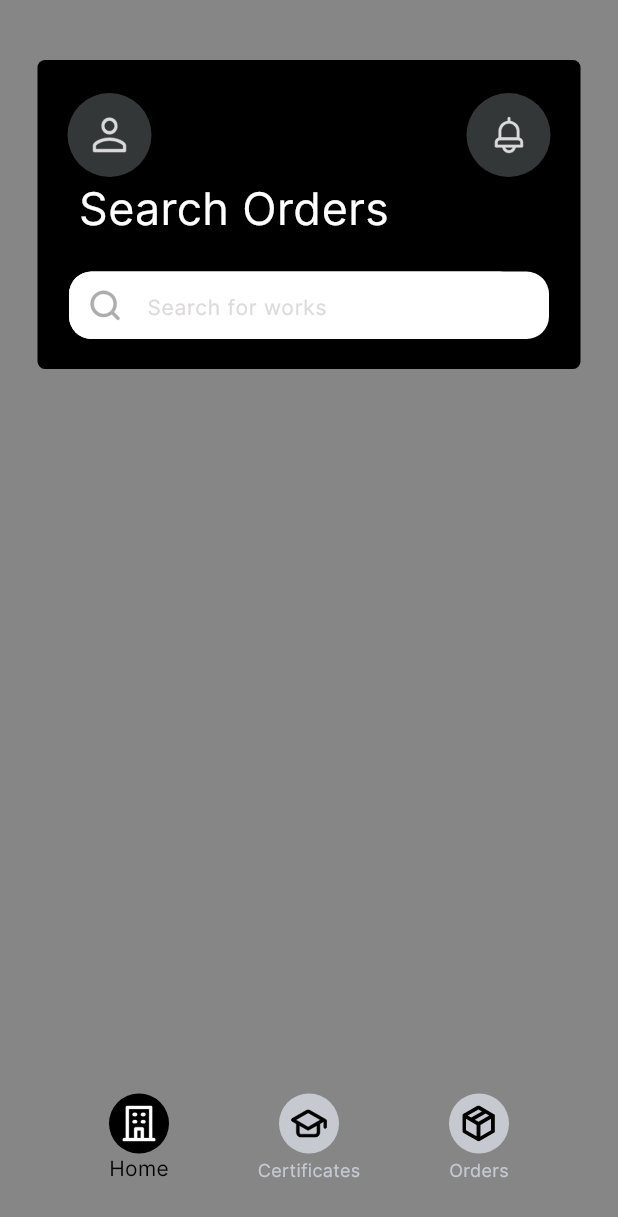
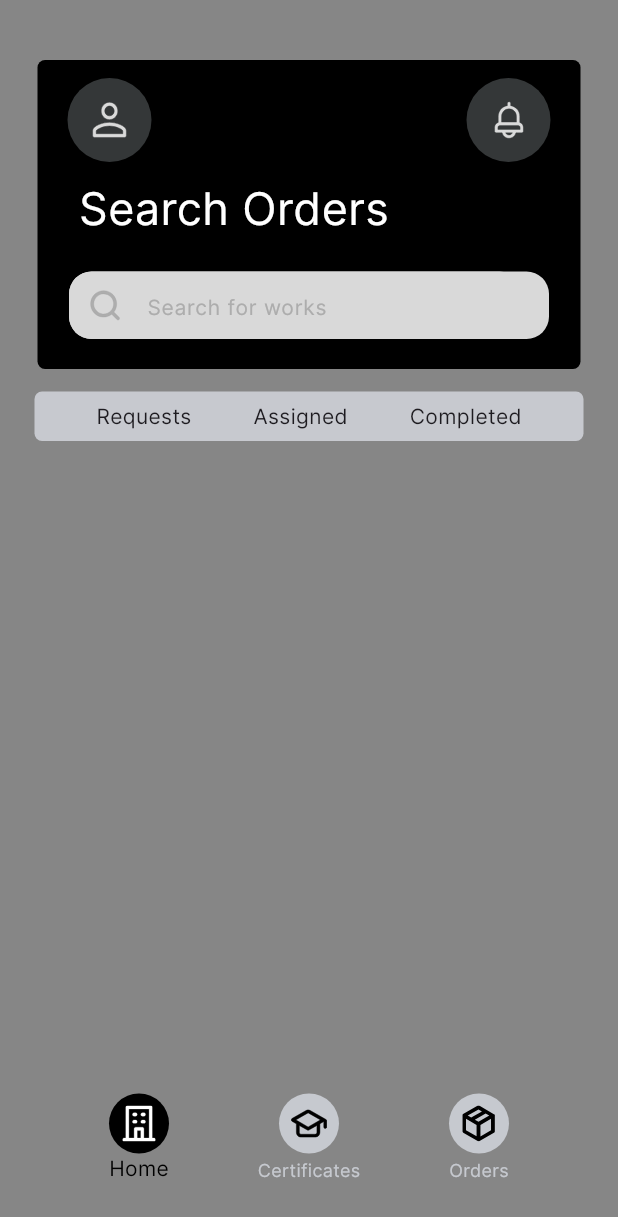
Before and after one commit to RujakBuah/PT_BEST_FE, a Flutter app: the screen it shows after launch, on a phone screen of 412 x 824 dp. Shown: the top 1217 px of the screen. Run offline on Flutter 3.47's test engine with Material 3 defaults, Android fonts, the phone set to English and light mode, and no system bars; our stand-ins replace flutter_svg.

Commit message:
May-14-V2

```diff
--- a/lib/pages/home.dart
+++ b/lib/pages/home.dart
@@ -20,14 +20,35 @@ class _HistoryState extends State<History> {
       body: ListView(
         children: [
           searchBox(),
-          SizedBox(height: 40),
-          Row(
-            crossAxisAlignment: CrossAxisAlignment.start,
-
-          )
+          SizedBox(height: 15),
+          selectBar(),
+          SizedBox(height: 15),
+          Column()
         ],
       ),
     );
+  }
+
+  Container selectBar() {
+    return Container(
+          margin: const EdgeInsets.only(left: 23, right: 23),
+          alignment: Alignment.center,
+          height: 33,
+          width: 362,
+          decoration: BoxDecoration(
+            color: Color(0xffC7C9CF),
+            borderRadius: BorderRadius.circular(5),
+          ),
+          child: Row(
+            mainAxisAlignment: MainAxisAlignment.spaceEvenly,
+            crossAxisAlignment: CrossAxisAlignment.start,
+            children: [
+              Text('Requests'),
+              Text('Assigned'),
+              Text('Completed'),
+            ],
+          )
+        );
   }
 
   Widget searchBox() {
@@ -83,7 +104,7 @@ class _HistoryState extends State<History> {
               ]
             ),
             Padding(
-              padding: const EdgeInsets.only(right: 100),
+              padding: const EdgeInsets.only(right: 100, top: 10),
               child: Text(
                 'Search Orders',
                 style: TextStyle(
@@ -101,17 +122,17 @@ class _HistoryState extends State<History> {
                 child: Container(
                   padding: EdgeInsets.only(right:18),
                   decoration: BoxDecoration(
-                    color: Colors.white,
+                    color: Color(0xffD9D9D9),
                     borderRadius: BorderRadius.circular(15),
                   ),
                   child: TextField(
                     decoration: InputDecoration(
                       filled: true,
-                      fillColor: Colors.white,
+                      fillColor: Color(0xffD9D9D9),
                       contentPadding: EdgeInsets.all(15),
                       hintText: 'Search for works',
                       hintStyle: TextStyle(
-                        color: Color(0xffDDDADA),
+                        color: Color(0xffADADAD),
                         fontSize: 14
                       ),
                       prefixIcon: Padding(
```
